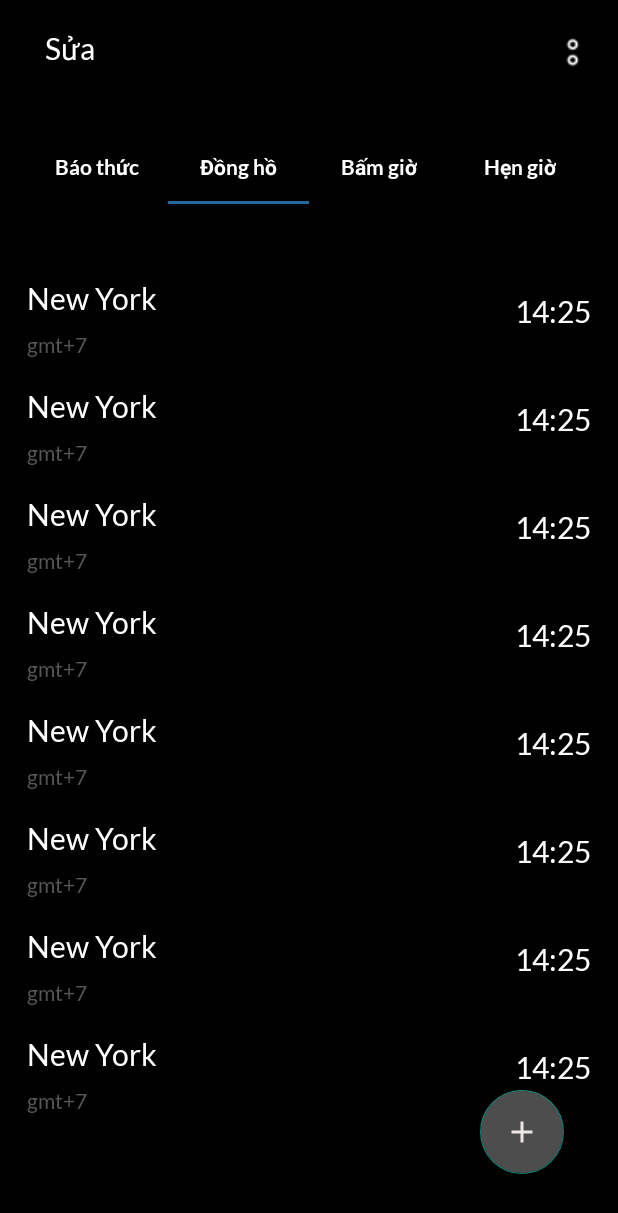
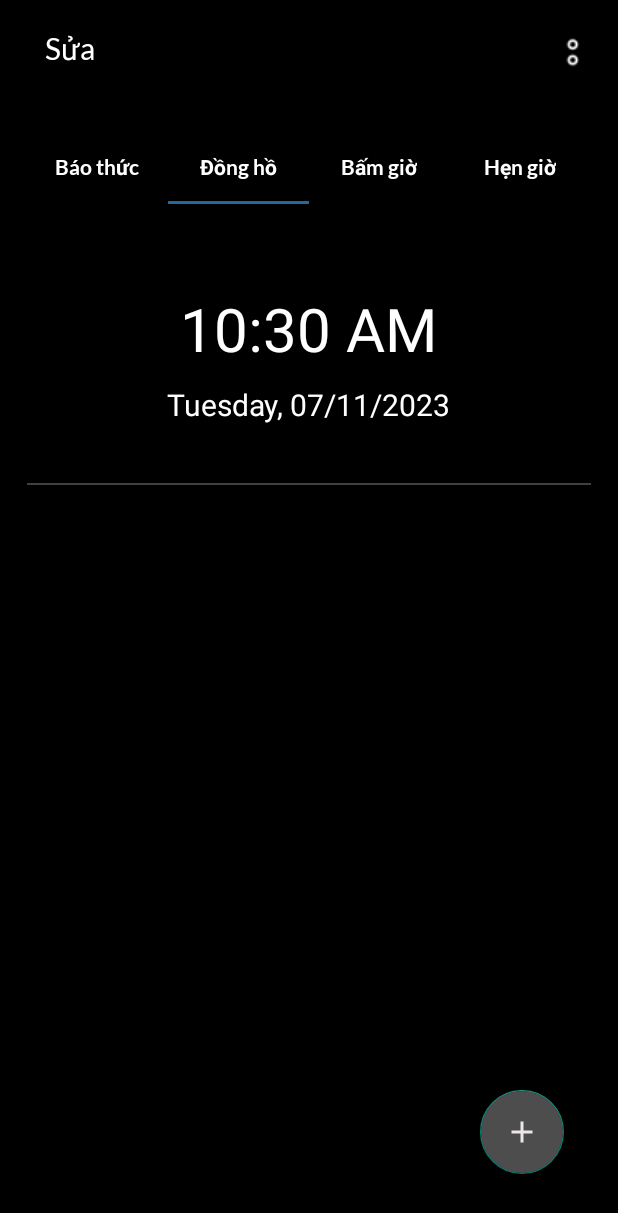
Before and after one commit to CN-LEON-DX/AlarmApp2, an Android app: the screen it shows after launch (Main_AlarmActivity), tab 2 chosen, on a phone screen of 412 x 824 dp. Shown: the top 1213 px of the screen. Run offline under Robolectric (Android 15) with nearby library versions, the phone set to English and light mode, and no system bars.

Commit message:
update clockfragment get System time

```diff
--- a/app/src/main/java/com/example/alarmapp/Adapter/SelectClockAdapter.java
+++ b/app/src/main/java/com/example/alarmapp/Adapter/SelectClockAdapter.java
@@ -42,6 +42,7 @@ public class SelectClockAdapter extends ArrayAdapter<Clock> {
         tvGmt.setVisibility(View.INVISIBLE);
         tvCity.setText(clock.getCity());
         tvTime.setText(clock.getTime());
+        tvGmt.setText(clock.getGmt());
 
         return listItemView;
     }
--- a/app/src/main/java/com/example/alarmapp/Base/Clock.java
+++ b/app/src/main/java/com/example/alarmapp/Base/Clock.java
@@ -15,11 +15,6 @@ public class Clock {
         this.city = city;
         this.time = time;
     }
-
-    public Clock(String city) {
-        this.city = city;
-    }
-
     public String getGmt() {
         return gmt;
     }
--- a/app/src/main/java/com/example/alarmapp/Fragment/ClockFragment.java
+++ b/app/src/main/java/com/example/alarmapp/Fragment/ClockFragment.java
@@ -2,10 +2,14 @@ package com.example.alarmapp.Fragment;
 
 import android.content.Intent;
 import android.os.Bundle;
+import android.util.Log;
 import android.view.LayoutInflater;
 import android.view.View;
 import android.view.ViewGroup;
+import android.widget.TextClock;
+import android.widget.TextView;
 
+import androidx.annotation.Nullable;
 import androidx.fragment.app.Fragment;
 import androidx.recyclerview.widget.LinearLayoutManager;
 import androidx.recyclerview.widget.RecyclerView;
@@ -16,13 +20,19 @@ import com.example.alarmapp.Base.Clock;
 import com.example.alarmapp.R;
 import com.google.android.material.floatingactionbutton.FloatingActionButton;
 
+import java.text.DateFormat;
+import java.text.SimpleDateFormat;
 import java.util.ArrayList;
+import java.util.Calendar;
+import java.util.Date;
 import java.util.List;
+import java.util.Locale;
+
 public class ClockFragment extends Fragment{
     private RecyclerView recyclerView_Clock;
     private List<Clock> clockList;
     private FloatingActionButton fabAdd_Clock;
-    private Clock_Recycler_Adapter adapter_Clock;
+    private TextView tvDate;
 
     public ClockFragment() {
         // Required empty public constructor
@@ -47,29 +57,23 @@ public class ClockFragment extends Fragment{
                              Bundle savedInstanceState) {
         // Inflate the layout for this fragment
         View view = inflater.inflate(R.layout.fragment_clock, container, false);
+        //find id
         recyclerView_Clock = view.findViewById(R.id.rcvList_Clock);
         fabAdd_Clock = view.findViewById(R.id.fabAddClock);
-        Clock_Recycler_Adapter clockRecyclerAdapter = new Clock_Recycler_Adapter(getContext(), createListLock());
+        tvDate =view.findViewById(R.id.tv_date);
+
+        //set Adapter
+        clockList = new ArrayList<>();
+        Clock_Recycler_Adapter clockRecyclerAdapter = new Clock_Recycler_Adapter(getContext(), clockList);
         recyclerView_Clock.setLayoutManager(new LinearLayoutManager(getContext(), LinearLayoutManager.VERTICAL, false));
         recyclerView_Clock.setAdapter(clockRecyclerAdapter);
         //set event
         setListenerForFabButton();
+        //set text tvDate
+        setDataForTvDate();
         return view;
     }
 
-    // Cần xử lý khi thêm các danh sách đòng hồ
-    public List<Clock> createListLock() {
-        clockList = new ArrayList<>();
-        clockList.add(new Clock("New York", "gmt+7","14:25"));
-        clockList.add(new Clock("New York", "gmt+7","14:25"));
-        clockList.add(new Clock("New York", "gmt+7","14:25"));
-        clockList.add(new Clock("New York", "gmt+7","14:25"));
-        clockList.add(new Clock("New York", "gmt+7","14:25"));
-        clockList.add(new Clock("New York", "gmt+7","14:25"));
-        clockList.add(new Clock("New York", "gmt+7","14:25"));
-        clockList.add(new Clock("New York", "gmt+7","14:25"));
-        return clockList;
-    }
     public void setListenerForFabButton(){
         fabAdd_Clock.setOnClickListener(new View.OnClickListener() {
             @Override
@@ -79,4 +83,16 @@ public class ClockFragment extends Fragment{
             }
         });
     }
+
+    @Override
+    public void onActivityResult(int requestCode, int resultCode, @Nullable Intent data) {
+        super.onActivityResult(requestCode, resultCode, data);
+
+    }
+    public void setDataForTvDate(){
+        Date currentDate = Calendar.getInstance().getTime();
+        DateFormat dateFormat = new SimpleDateFormat("EEEE, dd/MM/yyyy");
+        String date =dateFormat.format(currentDate);
+        tvDate.setText(date);
+    }
 }
--- a/app/src/main/res/layout/fragment_clock.xml
+++ b/app/src/main/res/layout/fragment_clock.xml
@@ -10,10 +10,47 @@
     tools:context=".Fragment.ClockFragment">
     <!-- TODO: Update blank fragment layout -->
 
+    <RelativeLayout
+        android:id="@+id/relativeLayout"
+        android:layout_width="match_parent"
+        android:layout_height="150dp">
+
+        <TextView
+            android:id="@+id/tv_date"
+            android:layout_width="wrap_content"
+            android:layout_height="wrap_content"
+            android:layout_below="@id/textClock"
+            android:layout_centerHorizontal="true"
+            android:layout_marginStart="10dp"
+            android:layout_marginTop="10dp"
+            android:layout_marginEnd="10dp"
+            android:layout_marginBottom="10dp"
+            android:textColor="#FFFFFF"
+            android:textSize="20sp" />
+
+        <TextClock
+            android:id="@+id/textClock"
+            android:layout_width="wrap_content"
+            android:layout_height="wrap_content"
+            android:layout_centerHorizontal="true"
+            android:layout_marginTop="20dp"
+            android:textColor="#FFFFFF"
+            android:textSize="40sp"
+            android:format24Hour="HH:mm"/>
+    </RelativeLayout>
+
+    <View
+        android:id="@+id/view"
+        android:layout_width="wrap_content"
+        android:layout_height="1dp"
+        android:layout_below="@id/relativeLayout"
+        android:background="#404040" />
+
     <androidx.recyclerview.widget.RecyclerView
         android:id="@+id/rcvList_Clock"
         android:layout_width="match_parent"
-        android:layout_height="wrap_content" />
+        android:layout_height="wrap_content"
+        android:layout_below="@id/view" />
 
     <com.google.android.material.floatingactionbutton.FloatingActionButton
         android:id="@+id/fabAddClock"
```
